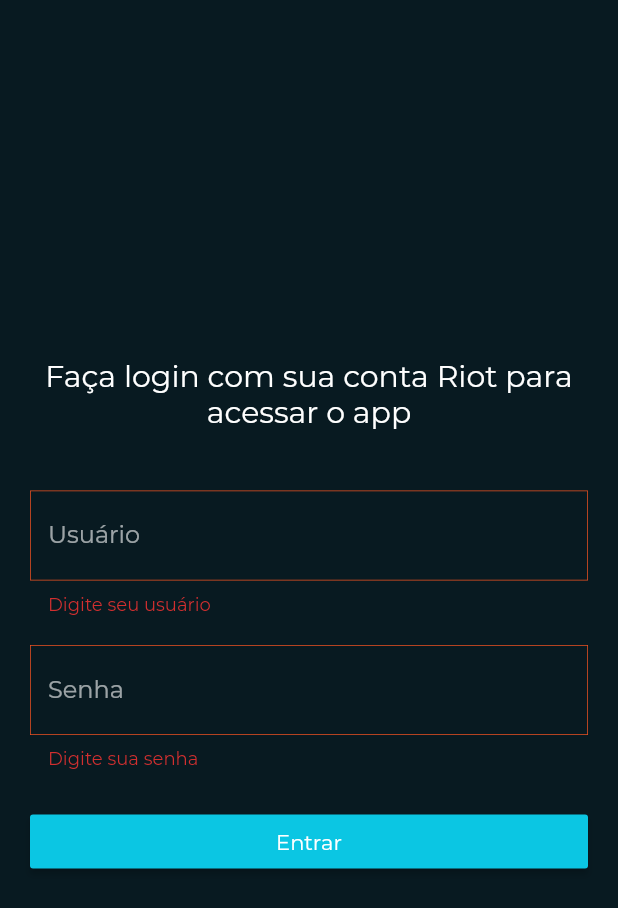
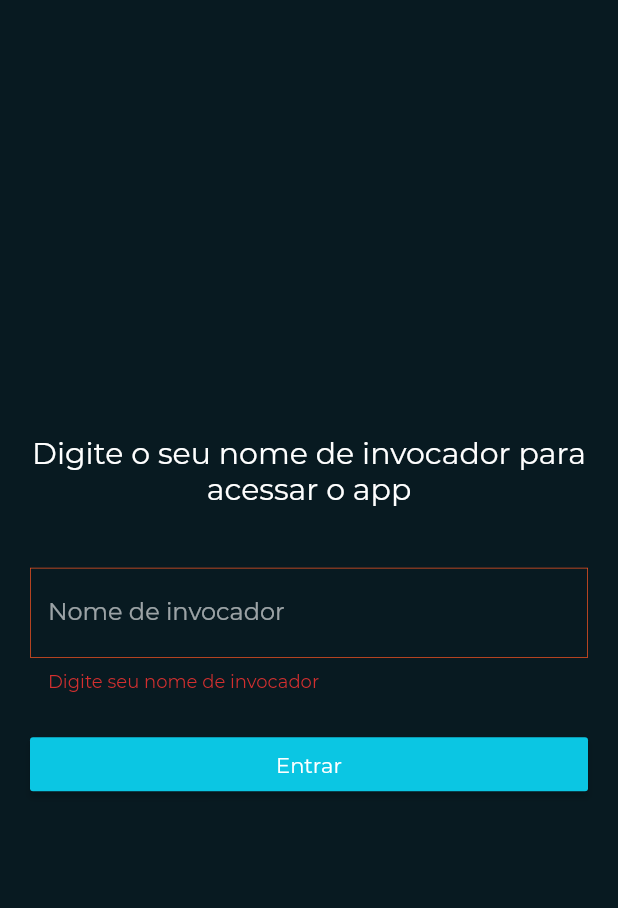
Before and after one commit to betopompolo/lol_ranking, a Flutter app: the screen it shows after launch, after a tap on "Entrar", on a phone screen of 412 x 824 dp. Shown: the top 908 px of the screen. Run offline on Flutter 3.47's test engine with Material 2 defaults, Android fonts, the phone set to English and light mode, and no system bars; our stand-ins replace shared_preferences.

```diff
--- a/lib/ui/login_page.dart
+++ b/lib/ui/login_page.dart
@@ -11,7 +11,7 @@ class LoginPage extends StatelessWidget {
           mainAxisSize: MainAxisSize.min,
           children: <Widget>[
             Text(
-              'Faça login com sua conta Riot para acessar o app',
+              'Digite o seu nome de invocador para acessar o app',
               textAlign: TextAlign.center,
               style: Theme.of(context).textTheme.title,
             ),
@@ -32,13 +32,14 @@ class LoginForm extends StatefulWidget {
 }
 
 class LoginFormState extends State<LoginForm> {
-  final _key = GlobalKey<FormState>();
+  final _formKey = GlobalKey<FormState>();
   final _formChildSpace = 20.0;
+  final _summonerNameFieldController = TextEditingController();
 
   @override
   Widget build(BuildContext context) {
     return Form(
-        key: _key,
+        key: _formKey,
         child: Center(
           child: Column(
             mainAxisSize: MainAxisSize.min,
@@ -46,26 +47,14 @@ class LoginFormState extends State<LoginForm> {
             children: <Widget>[
               SizedBox(height: _formChildSpace),
               TextFormField(
-                validator: (value) => value.isEmpty ? 'Digite seu usuário' : null,
-                decoration: textDecoration.copyWith(hintText: 'Usuário'),
+                validator: (value) => value.isEmpty ? 'Digite seu nome de invocador' : null,
+                decoration: textDecoration.copyWith(hintText: 'Nome de invocador'),
                 style: textStyle,
-              ),
-              SizedBox(height: _formChildSpace),
-              TextFormField(
-                validator: (value) => value.isEmpty ? 'Digite sua senha' : null,
-                obscureText: true,
-                decoration: textDecoration.copyWith(hintText: 'Senha'),
-                style: textStyle,
+                controller: _summonerNameFieldController,
               ),
               SizedBox(height: _formChildSpace * 1.2),
               RaisedButton(
-                onPressed: () {
-                  if (_key.currentState.validate()) {
-                    Scaffold.of(context).showSnackBar(SnackBar(
-                      content: Text('Form válido :)'),
-                    ));
-                  }
-                },
+                onPressed: _handleSubmit,
                 child: Text('Entrar'),
                 color: Theme.of(context).primaryColor,
               )
@@ -73,4 +62,11 @@ class LoginFormState extends State<LoginForm> {
           ),
         ));
   }
+
+  void _handleSubmit() {
+    if (_formKey.currentState.validate()) {
+      String summonerName = _summonerNameFieldController.text;
+      Scaffold.of(context).showSnackBar(SnackBar(content: Text('$summonerName')));
+    }
+  }
 }
--- a/pubspec.yaml
+++ b/pubspec.yaml
@@ -20,6 +20,7 @@ dependencies:
   flutter:
     sdk: flutter
   http: 0.12.0+4
+  shared_preferences: 0.5.6+2
 
   # The following adds the Cupertino Icons font to your application.
   # Use with the CupertinoIcons class for iOS style icons.
```
Also changed, not shown: lib/data/summoner_repository.dart (added, +21 -0 lines), lib/summoner.dart (+12 -0 lines), pubspec.lock, 4 other files.
